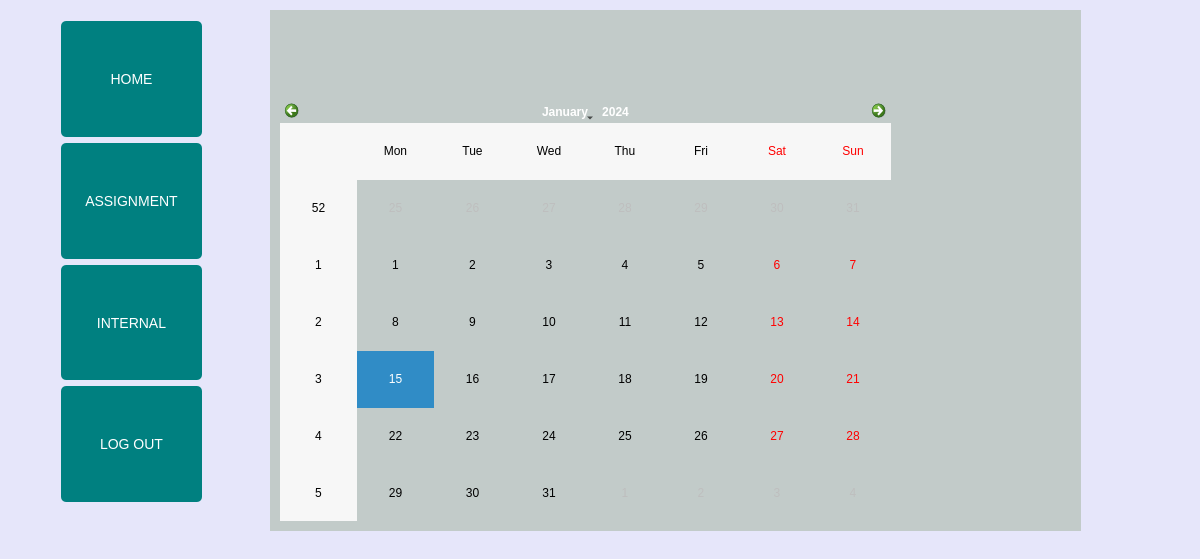
Above: secondialogbox/studentdashboard.ui from Prabesh-Sharma/IAMS before the change. Below: the same form after it.
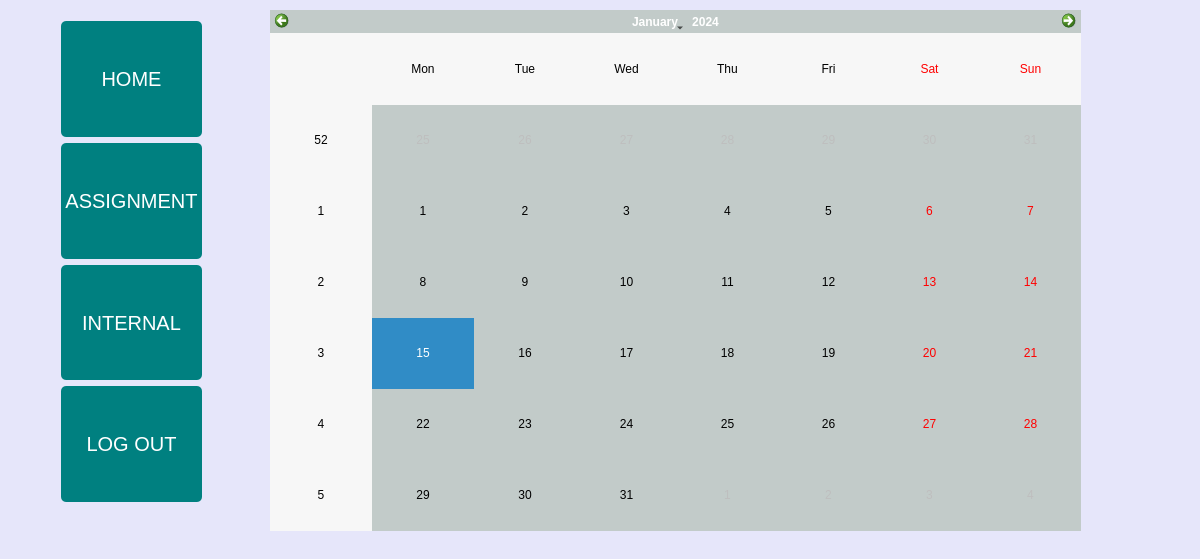
That is the form after the change.

What changed in the file:
```diff
--- a/secondialogbox/studentdashboard.ui
+++ b/secondialogbox/studentdashboard.ui
@@ -40,7 +40,7 @@
     color: white;
     border: none;
     padding: 10px 20px;
-    font-size: 14px;
+    font-size: 20px;
     border-radius: 5px;
 }
 
@@ -73,8 +73,7 @@
     background-color: rgb(0, 128, 128); 
     color: white;
     border: none;
-    padding: 10px 20px;
-    font-size: 14px;
+    font-size: 20px;
     border-radius: 5px;
 }
 
@@ -108,7 +107,7 @@
     color: white;
     border: none;
     padding: 10px 20px;
-    font-size: 14px;
+    font-size: 20px;
     border-radius: 5px;
 }
 
@@ -142,7 +141,7 @@
     color: white;
     border: none;
     padding: 10px 20px;
-    font-size: 14px;
+    font-size: 20px;
     border-radius: 5px;
 }
 
@@ -183,10 +182,10 @@
     <widget class="QCalendarWidget" name="calendar">
      <property name="geometry">
       <rect>
-       <x>10</x>
-       <y>90</y>
-       <width>611</width>
-       <height>421</height>
+       <x>0</x>
+       <y>0</y>
+       <width>811</width>
+       <height>521</height>
       </rect>
      </property>
      <property name="styleSheet">
```
Left out of the diff: 8 changed lines with no effect on the pictures.
